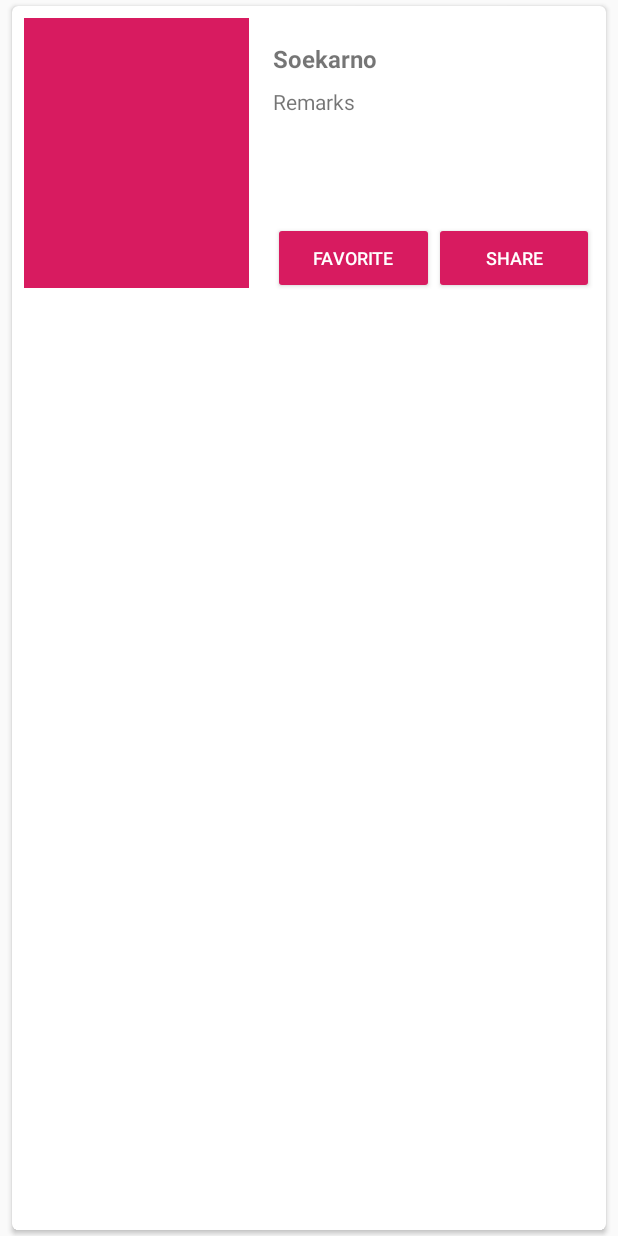
After one commit to hamdaniIT/Android-LatihanIVRecyclerView, an Android app: the layout item_cardview_president.xml on its own in the app's theme, with its tools: preview values and no code run, on a phone screen of 412 x 824 dp. The commit adds this screen. Run offline under Robolectric (Android 15) with nearby library versions, the phone set to English and light mode, and no system bars.

Commit message:
Menambahkan file item cardview_president.xml, CustomOnItemClickListener, dan card ViewPresidentAdapter.java

```diff
--- /dev/null
+++ b/app/src/main/java/com/example/latihanivrecyclerview/CardViewPresidentAdapter.java
@@ -0,0 +1,26 @@
+package com.example.latihanivrecyclerview;
+
+import android.support.annotation.NonNull;
+import android.support.v7.widget.RecyclerView;
+import android.view.ViewGroup;
+
+public class CardViewPresidentAdapter extends RecyclerView.Adapter<CardViewPresidentAdapter.CardViewViewHolder>{
+    @NonNull
+    @Override
+    public CardViewPresidentAdapter.CardViewViewHolder onCreateViewHolder(@NonNull ViewGroup viewGroup, int i) {
+        return null;
+    }
+
+    @Override
+    public void onBindViewHolder(@NonNull CardViewPresidentAdapter.CardViewViewHolder cardViewViewHolder, int i) {
+
+    }
+
+    @Override
+    public int getItemCount() {
+        return 0;
+    }
+
+    public class CardViewViewHolder {
+    }
+}
--- /dev/null
+++ b/app/src/main/java/com/example/latihanivrecyclerview/CustomOnItemClickListener.java
@@ -0,0 +1,19 @@
+package com.example.latihanivrecyclerview;
+
+import android.view.View;
+
+public class CustomOnItemClickListener implements View.OnClickListener {
+    private int position;
+    private OnItemClickCallback onItemClickCallback;
+    CustomOnItemClickListener(int position, OnItemClickCallback onItemClickCallback) {
+        this.position = position;
+        this.onItemClickCallback = onItemClickCallback;
+    }
+    @Override
+    public void onClick(View view) {
+        onItemClickCallback.onItemClicked(view, position);
+    }
+    public interface OnItemClickCallback {
+        void onItemClicked(View view, int position);
+    }
+}
--- /dev/null
+++ b/app/src/main/res/layout/item_cardview_president.xml
@@ -0,0 +1,80 @@
+<?xml version="1.0" encoding="utf-8"?>
+<android.support.v7.widget.CardView
+    xmlns:android="http://schemas.android.com/apk/res/android"
+    xmlns:card_view="http://schemas.android.com/apk/res-auto"
+    xmlns:tools="http://schemas.android.com/tools"
+    android:id="@+id/card_view"
+    android:layout_gravity="center"
+    android:layout_marginTop="4dp"
+    android:layout_marginBottom="4dp"
+    android:layout_marginLeft="8dp"
+    android:layout_marginRight="8dp"
+    android:layout_width="match_parent"
+    android:layout_height="match_parent"
+    card_view:cardCornerRadius="4dp">
+    <RelativeLayout
+        android:layout_width="match_parent"
+        android:layout_height="200dp"
+        android:padding="8dp">
+        <ImageView
+
+            android:layout_width="150dp"
+            android:layout_height="220dp"
+            android:scaleType="centerCrop"
+            android:id="@+id/img_item_photo"
+            android:layout_marginBottom="4dp"
+            tools:src="@color/colorAccent"/>
+
+        <TextView
+            android:layout_toRightOf="@id/img_item_photo"
+            android:layout_toEndOf="@id/img_item_photo"
+            android:id="@+id/tv_item_name"
+            android:layout_width="match_parent"
+            android:layout_height="wrap_content"
+            android:textSize="16sp"
+            android:textStyle="bold"
+            tools:text="Soekarno"
+            android:layout_marginTop="@dimen/activity_vertical_margin"
+            android:layout_marginBottom="8dp"
+            android:layout_marginRight="@dimen/activity_vertical_margin"
+            android:layout_marginLeft="@dimen/activity_vertical_margin"/>
+        <TextView
+            android:layout_below="@id/tv_item_name"
+            android:layout_toRightOf="@id/img_item_photo"
+            android:layout_toEndOf="@id/img_item_photo"
+            android:id="@+id/tv_item_remarks"
+            android:layout_width="match_parent"
+            android:layout_height="wrap_content"
+            tools:text="Remarks"
+            android:layout_marginBottom="8dp"
+            android:layout_marginRight="@dimen/activity_vertical_margin"
+            android:layout_marginLeft="@dimen/activity_vertical_margin"/>
+        <LinearLayout
+            android:layout_width="match_parent"
+            android:layout_height="wrap_content"
+            android:layout_alignParentBottom="true"
+            android:layout_toRightOf="@id/img_item_photo"
+            android:layout_toEndOf="@id/img_item_photo"
+            android:layout_marginLeft="@dimen/activity_horizontal_margin"
+            android:layout_marginStart="@dimen/activity_horizontal_margin"
+            android:orientation="horizontal">
+            <Button
+                android:id="@+id/btn_set_favorite"
+                android:layout_width="match_parent"
+                android:layout_height="wrap_content"
+                android:textSize="12sp"
+                style="@style/Widget.AppCompat.Button.Colored"
+                android:text="@string/favorite"
+                android:layout_weight="1"/>
+            <Button
+                android:id="@+id/btn_set_share"
+                android:layout_width="match_parent"
+                android:layout_height="wrap_content"
+                android:textSize="12sp"
+                style="@style/Widget.AppCompat.Button.Colored"
+                android:text="@string/share"
+                android:layout_weight="1"/>
+        </LinearLayout>
+    </RelativeLayout>
+
+</android.support.v7.widget.CardView>
--- a/app/src/main/res/values/strings.xml
+++ b/app/src/main/res/values/strings.xml
@@ -3,4 +3,6 @@
     <string name="list">List</string>
     <string name="grid">Grid</string>
     <string name="with_cardview">with CardView</string>
+    <string name="favorite">favorite</string>
+    <string name="share">share</string>
 </resources>
```
